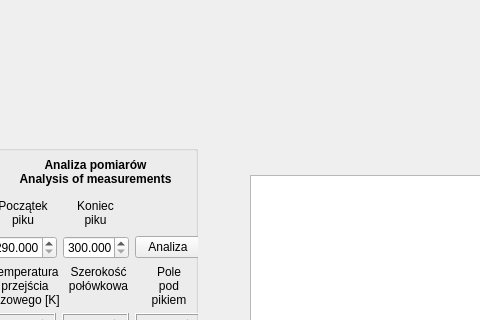
pgogoWro/CalorimetryQT, file Calorimetry/mainwindow.ui: the form before one commit; both pictures show x 220 to 700 and y 195 to 515 of the 800 by 600 pixel window.
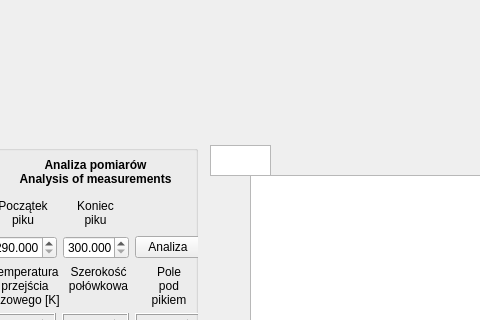
The form after the commit. Custom widgets are drawn as their Qt base class.

Commit message: Area under curve doesnt work, new class for analysis

The edit to the form file:
```diff
--- a/Calorimetry/mainwindow.ui
+++ b/Calorimetry/mainwindow.ui
@@ -348,6 +348,16 @@
      </rect>
     </property>
    </widget>
+   <widget class="QTextBrowser" name="textBrowser">
+    <property name="geometry">
+     <rect>
+      <x>430</x>
+      <y>340</y>
+      <width>61</width>
+      <height>31</height>
+     </rect>
+    </property>
+   </widget>
   </widget>
   <widget class="QMenuBar" name="menubar">
    <property name="geometry">
```
The commit also changes 21 other files.
